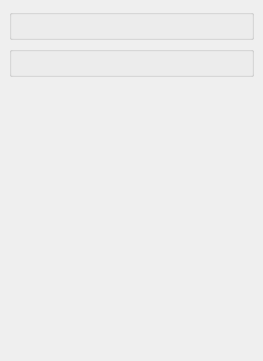
The window that qtcreator/mainwindow.ui (Terrabits/trace-history-gui) describes before a commit, drawn with Qt 5.
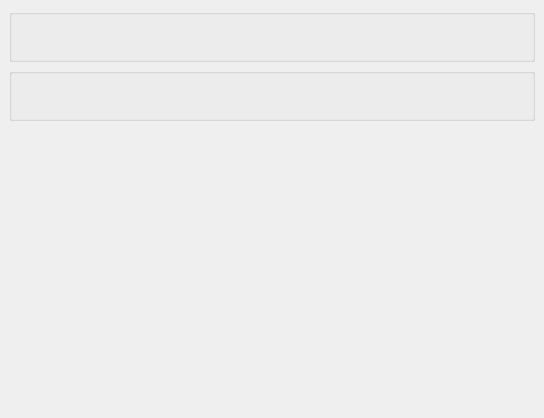
The same window after the commit. Custom widgets are drawn as their Qt base class.

Commit message: added error labels, shake, etc

```diff
--- a/qtcreator/mainwindow.ui
+++ b/qtcreator/mainwindow.ui
@@ -6,12 +6,35 @@
    <rect>
     <x>0</x>
     <y>0</y>
-    <width>263</width>
-    <height>361</height>
+    <width>544</width>
+    <height>418</height>
    </rect>
   </property>
+  <property name="font">
+   <font>
+    <pointsize>16</pointsize>
+   </font>
+  </property>
   <widget class="QWidget" name="centralWidget">
+   <layout class="QVBoxLayout" name="verticalLayout_2">
+    <property name="bottomMargin">
+     <number>12</number>
+    </property>
+    <item>
+     <widget class="QWidget" name="widget" native="true">
    <layout class="QVBoxLayout" name="verticalLayout">
+       <property name="leftMargin">
+        <number>0</number>
+       </property>
+       <property name="topMargin">
+        <number>0</number>
+       </property>
+       <property name="rightMargin">
+        <number>0</number>
+       </property>
+       <property name="bottomMargin">
+        <number>0</number>
+       </property>
     <item>
      <widget class="Connect" name="connect"/>
     </item>
@@ -22,6 +45,9 @@
       </property>
      </widget>
     </item>
+      </layout>
+     </widget>
+    </item>
     <item>
      <spacer name="verticalSpacer">
       <property name="orientation">
@@ -35,6 +61,13 @@
       </property>
      </spacer>
     </item>
+    <item>
+     <widget class="ErrorLabel" name="errorLabel">
+      <property name="text">
+       <string/>
+      </property>
+     </widget>
+    </item>
    </layout>
   </widget>
  </widget>
@@ -51,6 +84,11 @@
    <header>trace_history_gui/widgets/measure.h</header>
    <container>1</container>
   </customwidget>
+  <customwidget>
+   <class>ErrorLabel</class>
+   <extends>QLabel</extends>
+   <header>trace_history_gui/widgets/error_label.h</header>
+  </customwidget>
  </customwidgets>
  <resources/>
  <connections/>
```
Lines whose indentation alone changed are shown as unchanged. The commit also changes 8 other files.
